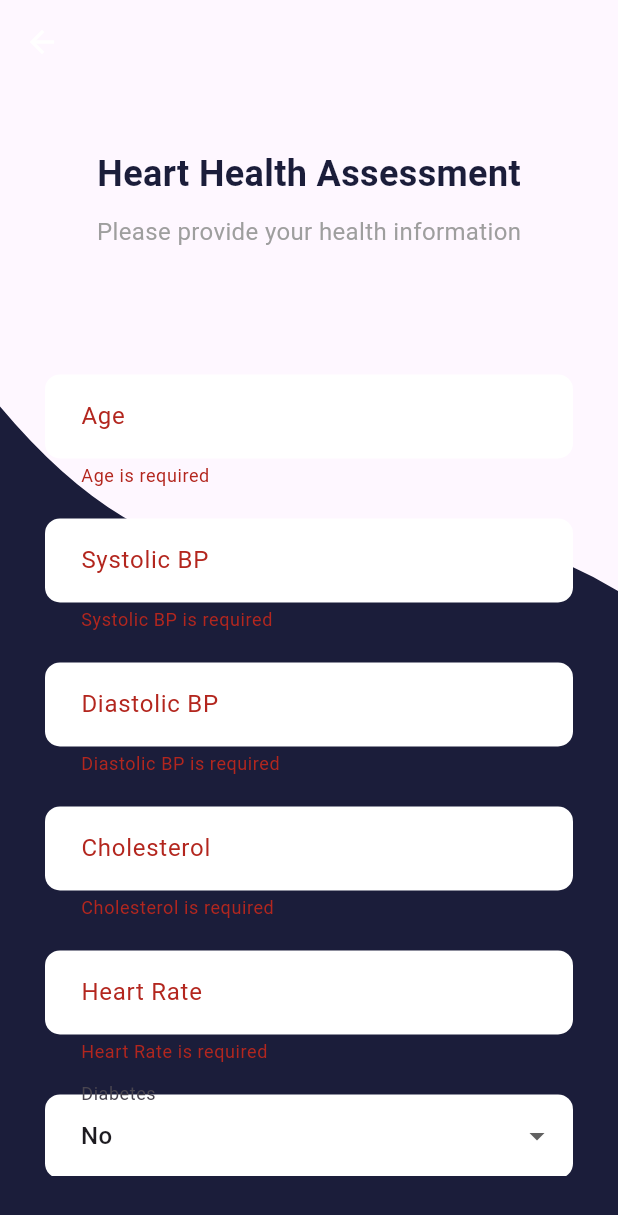
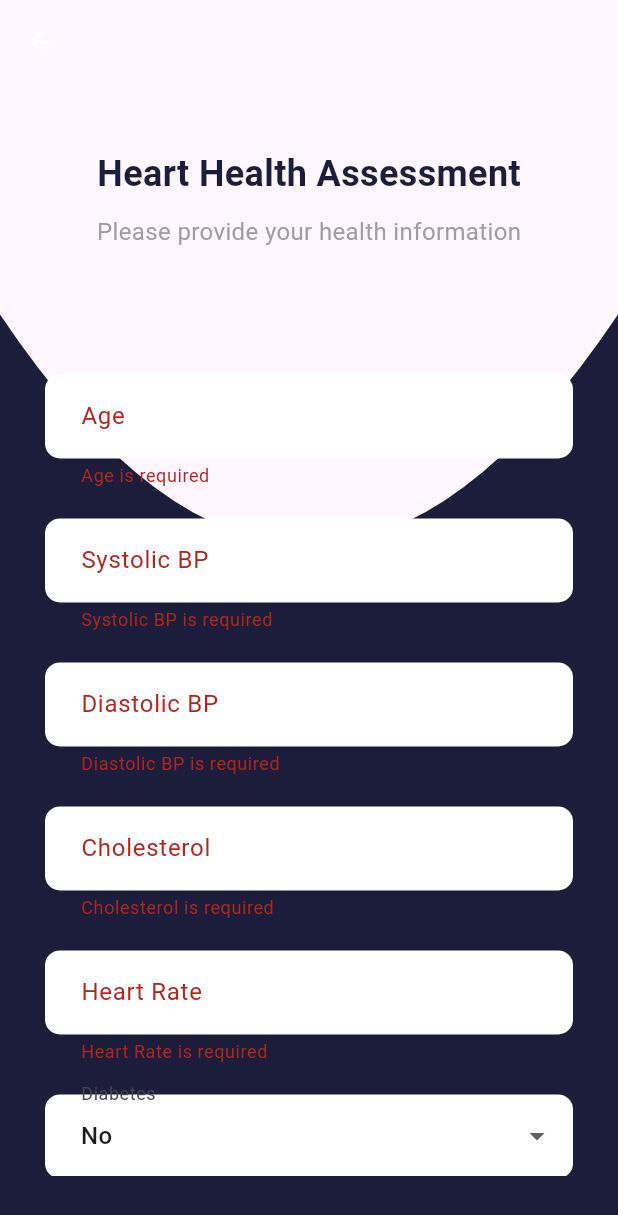
Before and after one commit to nellyiya/linear_regression_model, a Flutter app: the PredictionScreen screen opened directly, after a tap on "Calculate Risk", on a phone screen of 412 x 824 dp. Shown: the top 1215 px of the screen. Run offline on Flutter 3.47's test engine with Material 3 defaults, Android fonts, the phone set to English and light mode, and no system bars.

Commit message:
Update main.dart

```diff
--- a/summative/heart_attackapp/lib/main.dart
+++ b/summative/heart_attackapp/lib/main.dart
@@ -156,17 +156,17 @@ class _PredictionScreenState extends State<PredictionScreen> {
 
       try {
         // Collect the data from the form
-        var url = Uri.parse('https://linear-regression-model-summative-fkb9.onrender.com');
+        var url = Uri.parse('https://linear-regression-model-summative-fkb9.onrender.com/predict');
         var response = await http.post(
           url,
           headers: {'Content-Type': 'application/json'},
           body: json.encode({
-            'age': _ageController.text,
-            'systolic': _systolicController.text,
-            'diastolic': _diastolicController.text,
-            'cholesterol': _cholesterolController.text,
-            'heart_rate': _heartRateController.text,
-            'diabetes': _diabetesValue,
+            'AGE': _ageController.text,
+            'SYSTOLIC': _systolicController.text,
+            'DIASTOLIC': _diastolicController.text,
+            'CHOLESTEROL': _cholesterolController.text,
+            'HEART_RATE': _heartRateController.text,
+            'DIABETES': _diabetesValue,
           }),
         );
 
@@ -174,7 +174,9 @@ class _PredictionScreenState extends State<PredictionScreen> {
           // Parse the response
           var data = json.decode(response.body);
           setState(() {
-            _predictionResult = data['risk'];
+            _predictionResult = data['prediction'] == '1'
+                ? 'High Risk'
+                : 'Low Risk';
             _isLoading = false;
           });
         } else {
@@ -367,20 +369,12 @@ class _PredictionScreenState extends State<PredictionScreen> {
 class WaveClipper extends CustomClipper<Path> {
   @override
   Path getClip(Size size) {
-    final path = Path();
-    path.lineTo(0, size.height * 0.10);
+    Path path = Path();
+    path.lineTo(0, 0);
     path.quadraticBezierTo(
-      size.width / 4,
-      size.height * 0.30,
-      size.width / 2,
-      size.height * 0.25,
-    );
+        size.width / 4, size.height / 4, size.width / 2, size.height / 4);
     path.quadraticBezierTo(
-      size.width * 0.75,
-      size.height * 0.20,
-      size.width,
-      size.height * 0.30,
-    );
+        size.width * 3 / 4, size.height / 4, size.width, 0);
     path.lineTo(size.width, size.height);
     path.lineTo(0, size.height);
     path.close();
```
